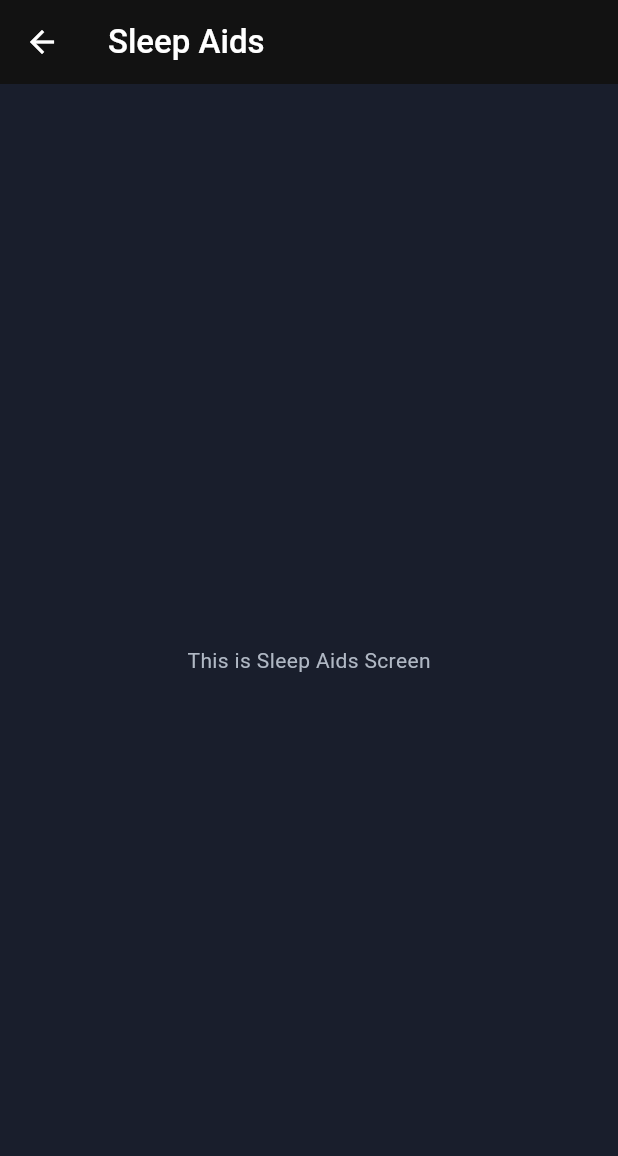
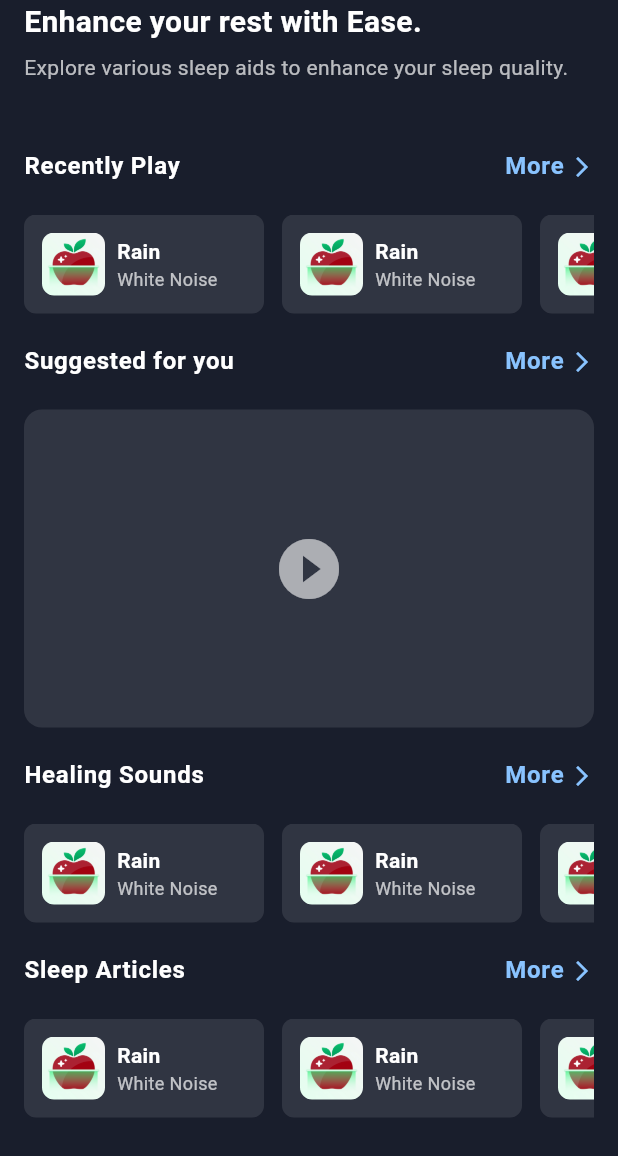
Before and after one commit to TracyHT/ease_sleep_optimization, a Flutter app: the SleepaidsScreens screen opened directly, on a phone screen of 412 x 824 dp. Shown: the top 1156 px of the screen. Run offline on Flutter 3.47's test engine with Material 3 defaults, Android fonts, the phone set to English and light mode, and no system bars; our stand-ins replace firebase_auth, firebase_core, fl_chart, flutter_riverpod; accounts and stored records are empty.

Commit message:
feat: sleep aids layout

```diff
--- a/lib/features/sleepAids/screens/sleepAids_screens.dart
+++ b/lib/features/sleepAids/screens/sleepAids_screens.dart
@@ -1,14 +1,103 @@
 import 'package:flutter/material.dart';
 import 'package:flutter_riverpod/flutter_riverpod.dart';
+import '../../../ui/components/section_heading.dart';
+import '../widgets/small_audio_card.dart';
+import '../widgets/suggestion_card.dart';
 
 class SleepaidsScreens extends ConsumerWidget {
   const SleepaidsScreens({super.key});
 
   @override
   Widget build(BuildContext context, WidgetRef ref) {
+    final theme = Theme.of(context);
+    final colorScheme = theme.colorScheme;
     return Scaffold(
-      appBar: AppBar(title: const Text('Sleep Aids')),
-      body: const Center(child: Text('This is Sleep Aids Screen')),
+      body: SafeArea(
+        child: SingleChildScrollView(
+          padding: EdgeInsets.fromLTRB(
+            MediaQuery.of(context).padding.left,
+            MediaQuery.of(context).padding.top,
+            MediaQuery.of(context).padding.right,
+            MediaQuery.of(context).padding.bottom,
+          ),
+          child: Column(
+            crossAxisAlignment: CrossAxisAlignment.start,
+            children: [
+              // Top Description
+              Padding(
+                padding: const EdgeInsets.symmetric(horizontal: 16),
+                child: Column(
+                  crossAxisAlignment: CrossAxisAlignment.start,
+                  children: [
+                    const Text(
+                      "Enhance your rest with Ease.",
+                      style: TextStyle(
+                        fontSize: 20,
+                        fontWeight: FontWeight.bold,
+                        color: Colors.white,
+                      ),
+                    ),
+                    const SizedBox(height: 6),
+                    const Text(
+                      "Explore various sleep aids to enhance your sleep quality.",
+                      style: TextStyle(fontSize: 14, color: Colors.white70),
+                    ),
+                    const SizedBox(height: 24),
+                    SectionHeading(
+                      title: "Recently Play",
+                      nav: "More",
+                      onTap: () {
+                        // navigate to Recently Played screen
+                      },
+                    ),
+                    _buildHorizontalList(),
+                    SectionHeading(
+                      title: "Suggested for you",
+                      nav: "More",
+                      onTap: () {},
+                    ),
+                    const LargeSuggestionCard(),
+
+                    SectionHeading(
+                      title: "Healing Sounds",
+                      nav: "More",
+                      onTap: () {},
+                    ),
+                    _buildHorizontalList(),
+
+                    SectionHeading(
+                      title: "Sleep Articles",
+                      nav: "More",
+                      onTap: () {},
+                    ),
+                    _buildHorizontalList(),
+                  ],
+                ),
+              ),
+            ],
+          ),
+        ),
+      ),
+    );
+  }
+
+  Widget _buildHorizontalList() {
+    return SingleChildScrollView(
+      scrollDirection: Axis.horizontal,
+
+      child: Row(
+        children: List.generate(
+          5,
+          (index) => Padding(
+            padding: EdgeInsets.only(right: index < 4 ? 12 : 0),
+            child: const SmallAudioCard(
+              title: "Rain",
+              imagePath: null,
+              subtitle: "White Noise",
+            ),
+          ),
+        ),
+      ),
     );
   }
 }
--- /dev/null
+++ b/lib/features/sleepAids/widgets/small_audio_card.dart
@@ -0,0 +1,73 @@
+import 'package:flutter/material.dart';
+
+class SmallAudioCard extends StatelessWidget {
+  final String title;
+  final String subtitle;
+  final String? imagePath; // asset or network image path
+  final VoidCallback? onTap;
+
+  const SmallAudioCard({
+    super.key,
+    required this.title,
+    required this.subtitle,
+    required this.imagePath,
+    this.onTap,
+  });
+
+  @override
+  Widget build(BuildContext context) {
+    return GestureDetector(
+      onTap: onTap,
+      child: Container(
+        width: 160,
+        decoration: BoxDecoration(
+          color: Colors.white10,
+          borderRadius: BorderRadius.circular(8),
+        ),
+        padding: const EdgeInsets.symmetric(horizontal: 12, vertical: 12),
+        child: Row(
+          children: [
+            // Image on the left
+            ClipRRect(
+              borderRadius: BorderRadius.circular(8),
+              child: Image.asset(
+                imagePath ?? 'lib/assets/images/placeholder.jpg',
+                width: 42,
+                height: 42,
+                fit: BoxFit.cover,
+              ),
+            ),
+
+            const SizedBox(width: 8),
+
+            // Title + Subtitle
+            Expanded(
+              child: Column(
+                crossAxisAlignment: CrossAxisAlignment.start,
+                mainAxisAlignment: MainAxisAlignment.center,
+                mainAxisSize: MainAxisSize.min,
+                children: [
+                  Text(
+                    title,
+                    style: const TextStyle(
+                      color: Colors.white,
+                      fontWeight: FontWeight.bold,
+                    ),
+                    maxLines: 1,
+                    overflow: TextOverflow.ellipsis,
+                  ),
+                  Text(
+                    subtitle,
+                    style: const TextStyle(color: Colors.white70, fontSize: 12),
+                    maxLines: 1,
+                    overflow: TextOverflow.ellipsis,
+                  ),
+                ],
+              ),
+            ),
+          ],
+        ),
+      ),
+    );
+  }
+}
--- /dev/null
+++ b/lib/features/sleepAids/widgets/suggestion_card.dart
@@ -0,0 +1,24 @@
+import 'package:flutter/material.dart';
+
+class LargeSuggestionCard extends StatelessWidget {
+  final VoidCallback? onTap;
+
+  const LargeSuggestionCard({super.key, this.onTap});
+
+  @override
+  Widget build(BuildContext context) {
+    return GestureDetector(
+      onTap: onTap,
+      child: Container(
+        height: 212,
+        decoration: BoxDecoration(
+          color: Colors.white10,
+          borderRadius: BorderRadius.circular(12),
+        ),
+        child: const Center(
+          child: Icon(Icons.play_circle_fill, size: 48, color: Colors.white60),
+        ),
+      ),
+    );
+  }
+}
--- /dev/null
+++ b/lib/ui/components/section_heading.dart
@@ -0,0 +1,56 @@
+import 'package:flutter/material.dart';
+import 'package:flutter_riverpod/flutter_riverpod.dart';
+
+class SectionHeading extends ConsumerWidget {
+  final String title;
+  final String nav;
+  final VoidCallback onTap;
+
+  const SectionHeading({
+    super.key,
+    required this.title,
+    required this.nav,
+    required this.onTap,
+  });
+
+  @override
+  Widget build(BuildContext context, WidgetRef ref) {
+    final theme = Theme.of(context);
+    final colorScheme = theme.colorScheme;
+    return Container(
+      padding: const EdgeInsets.symmetric(horizontal: 0, vertical: 20.0),
+
+      child: Row(
+        mainAxisAlignment: MainAxisAlignment.spaceBetween,
+        children: [
+          Text(
+            title,
+            style: theme.textTheme.bodyLarge?.copyWith(
+              fontWeight: FontWeight.bold,
+            ),
+          ),
+          GestureDetector(
+            onTap: onTap,
+            child: Row(
+              children: [
+                Text(
+                  nav,
+                  style: theme.textTheme.bodyLarge?.copyWith(
+                    fontWeight: FontWeight.bold,
+                    color: const Color(0xFF89C3FF),
+                  ),
+                ),
+                const SizedBox(width: 4),
+                const Icon(
+                  Icons.arrow_forward_ios,
+                  size: 16,
+                  color: Color(0xFF89C3FF),
+                ),
+              ],
+            ),
+          ),
+        ],
+      ),
+    );
+  }
+}
--- a/pubspec.yaml
+++ b/pubspec.yaml
@@ -64,6 +64,8 @@ flutter:
   # included with your application, so that you can use the icons in
   # the material Icons class.
   uses-material-design: true
+  assets:
+    - lib/assets/images/
 
   # To add assets to your application, add an assets section, like this:
   # assets:
```
Also changed, not shown: lib/features/statistics/screens/statistics_screen.dart (+7 -20 lines), lib/features/statistics/widgets/sleep_summary_widget.dart (+43 -7 lines), lib/ui/components/buttons/secondary_button.dart (+56 -0 lines), lib/assets/images/placeholder.jpg (added), 2 other files.
